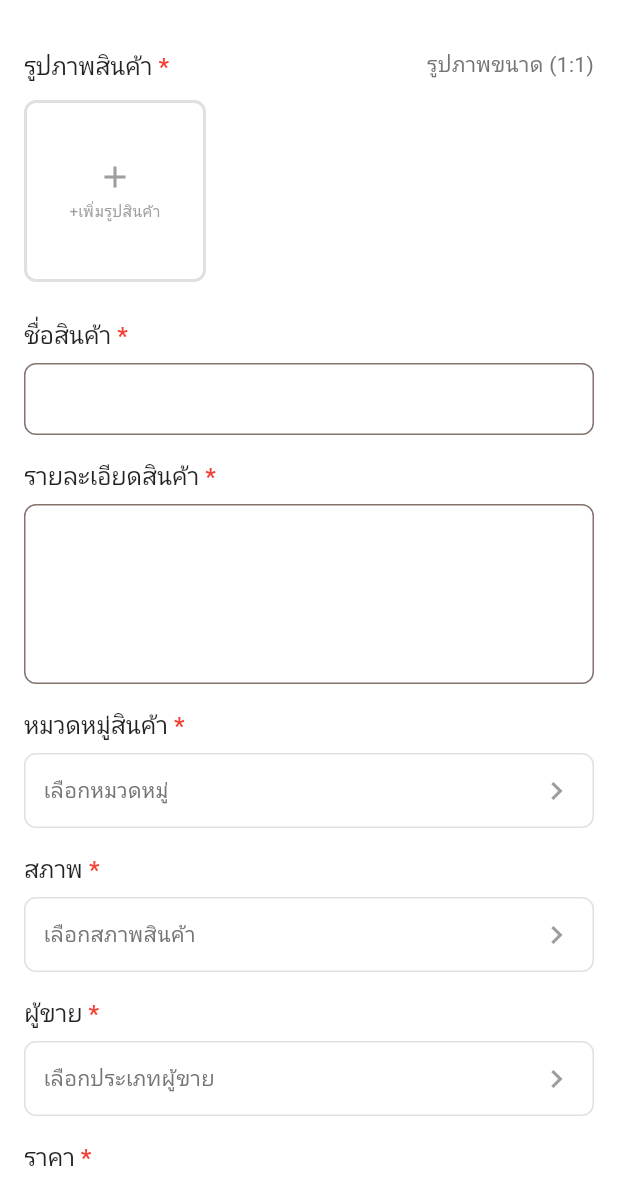
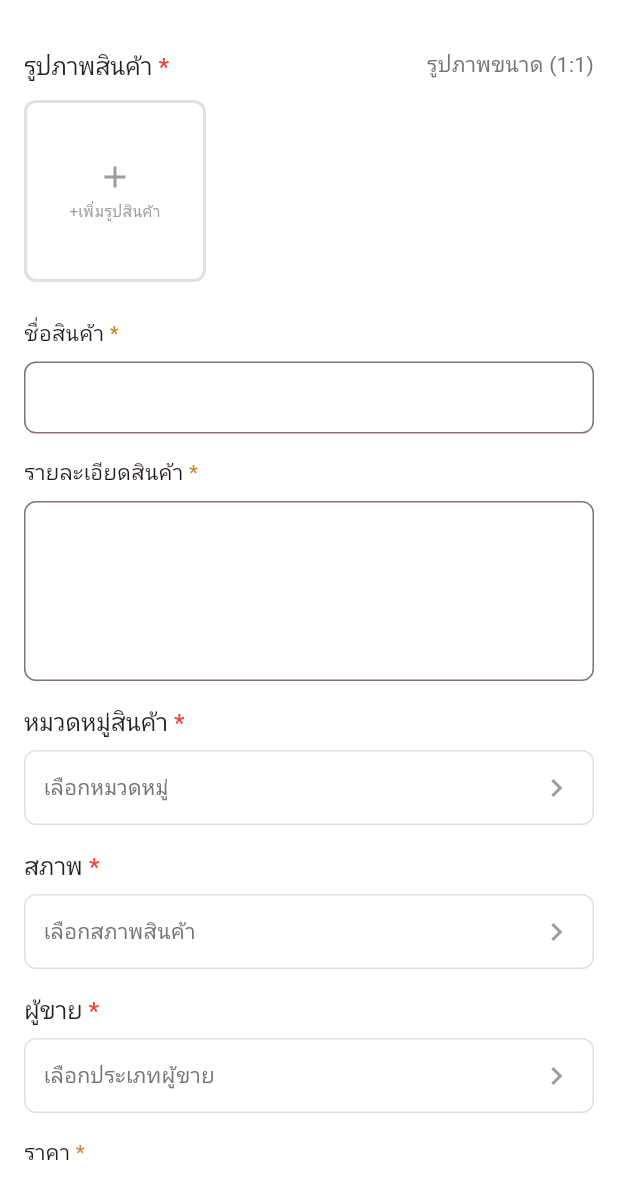
Before and after one commit to ARTTTT-TTTT/local-community-marketplace, a Flutter app: the _AddItemScreenContent screen opened directly, on a phone screen of 412 x 824 dp, the part 59-1236 px from its top. Run offline on Flutter 3.47's test engine with Material 3 defaults, Android fonts, the phone set to English and light mode, and no system bars; our stand-ins replace firebase_auth, firebase_core, flutter_dotenv, image_picker; accounts and stored records are empty; project files that could hold a hidden picture were left out.

Commit message:
fix: update text style in seller type field for consistency

```diff
--- a/mobile/lib/screens/add_item_screen.dart
+++ b/mobile/lib/screens/add_item_screen.dart
@@ -359,16 +359,12 @@ class _AddItemScreenContentState extends State<_AddItemScreenContent> {
         RichText(
           text: TextSpan(
             text: label,
-            style: const TextStyle(
-              color: Colors.black87,
-              fontSize: 16,
-              fontWeight: FontWeight.w500,
-            ),
+            style: Theme.of(context).textTheme.bodyMedium,
             children: [
               if (isRequired)
                 const TextSpan(
                   text: ' *',
-                  style: TextStyle(color: Colors.red),
+                  style: TextStyle(color: AppColors.accentOrange),
                 ),
             ],
           ),
```
